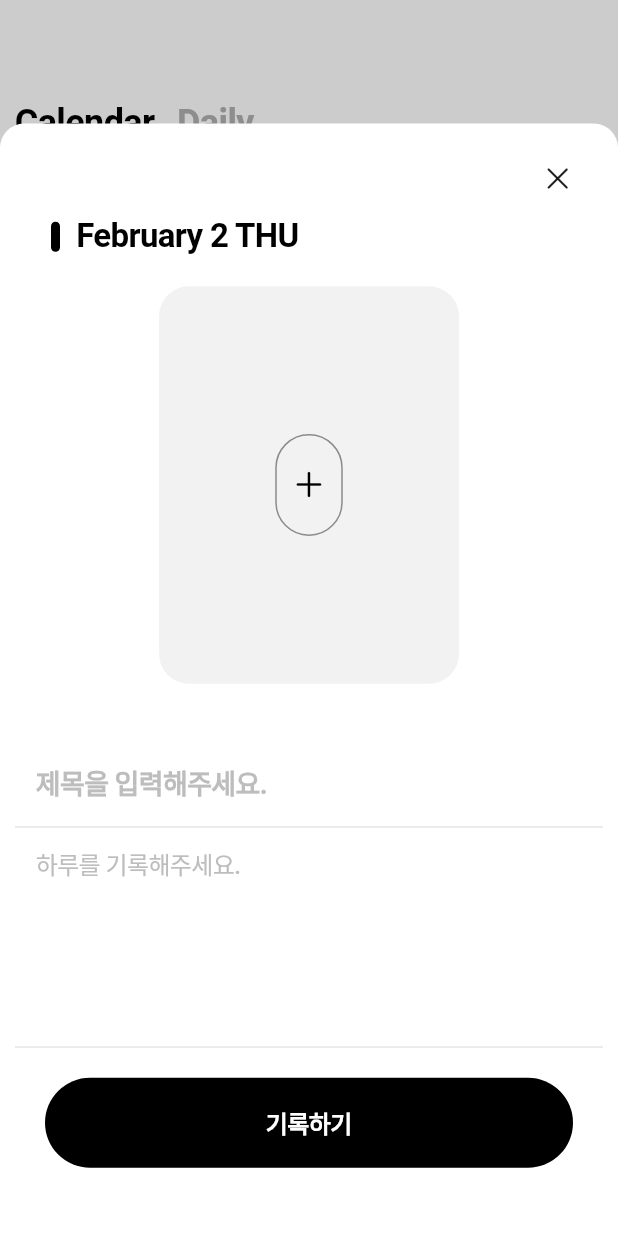
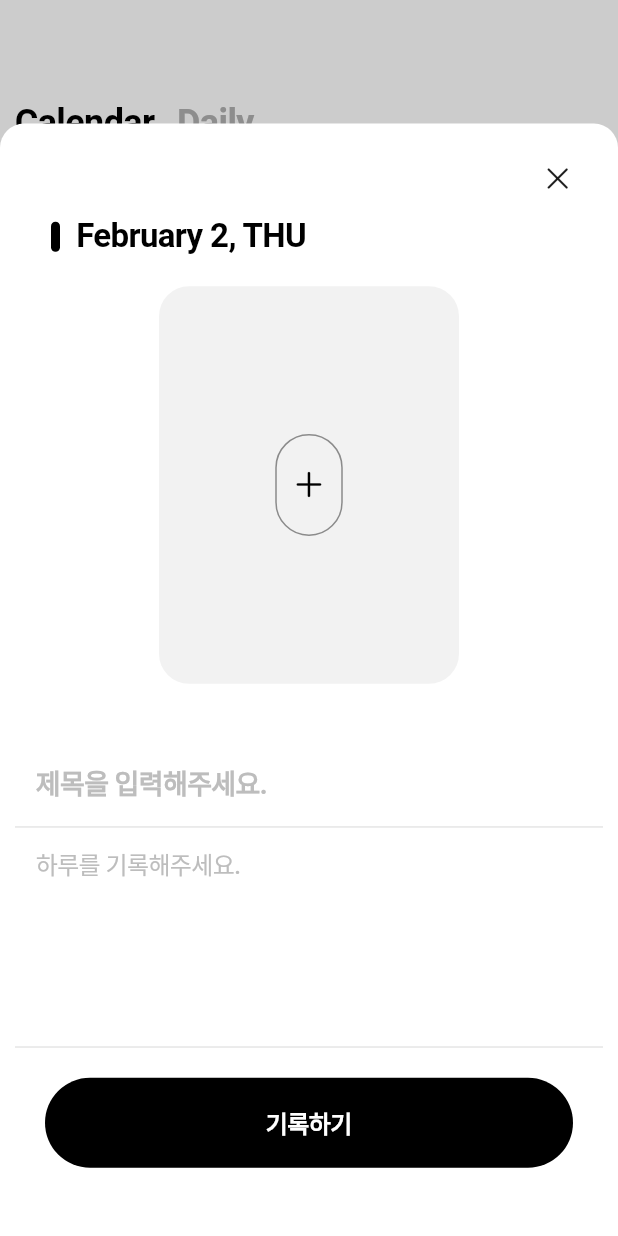
Before and after one commit to kosuha/laum, a Flutter app: the HomeWidget screen opened directly, after a tap on an icon or button, on a phone screen of 412 x 824 dp. Run offline on Flutter 3.47's test engine with Material 2 defaults, Android fonts, the light colour scheme and no system bars; our stand-ins replace image_picker; Roboto replaces fonts that are missing (Pretendard).

Commit message:
image pick

```diff
--- a/lib/Home/Calendar/WriteModal/WriteModalImageInputWidget.dart
+++ b/lib/Home/Calendar/WriteModal/WriteModalImageInputWidget.dart
@@ -1,28 +1,52 @@
 import 'package:flutter/cupertino.dart';
+import 'dart:io';
+import 'package:image_picker/image_picker.dart';
 
-class WriteModalImageInputWidget extends StatelessWidget {
-  const WriteModalImageInputWidget({Key? key, required this.titleText})
-      : super(key: key);
+class WriteModalImageInputWidget extends StatefulWidget {
+  const WriteModalImageInputWidget({super.key});
 
-  final String titleText;
+  @override
+  State<WriteModalImageInputWidget> createState() =>
+      _WriteModalImageInputWidgetState();
+}
+
+class _WriteModalImageInputWidgetState
+    extends State<WriteModalImageInputWidget> {
+  final ImagePicker _picker = ImagePicker();
+  late PickedFile? pickedFile;
+  late File? f;
+
+  @override
+  void initState() {
+    super.initState();
+    f = null;
+  }
 
   @override
   Widget build(BuildContext context) {
+    BoxDecoration boxImageDeco = BoxDecoration(
+      borderRadius: BorderRadius.circular(20),
+      color: Color(0xfff2f2f2),
+    );
+    if (f != null) {
+      print("hi");
+      boxImageDeco = BoxDecoration(
+        image: DecorationImage(image: FileImage(f!)),
+        borderRadius: BorderRadius.circular(20),
+      );
+    }
     return Container(
       alignment: Alignment.center,
       padding: EdgeInsets.only(bottom: 40),
       child: GestureDetector(
         onTap: () {
-          print("pic");
+          _pickImage();
         },
         child: Container(
           alignment: Alignment.center,
           width: 200,
           height: 265,
-          decoration: BoxDecoration(
-            borderRadius: BorderRadius.circular(20),
-            color: Color(0xfff2f2f2),
-          ),
+          decoration: boxImageDeco,
           child: Container(
               alignment: Alignment.center,
               width: 45,
@@ -39,4 +63,16 @@ class WriteModalImageInputWidget extends StatelessWidget {
       ),
     );
   }
+
+  Future<void> _pickImage() async {
+    // Navigator.pop(context);
+    XFile? imageFile = await _picker.pickImage(
+      source: ImageSource.gallery,
+    );
+    if (imageFile != null) {
+      setState(() {
+        f = File(imageFile.path);
+      });
+    }
+  }
 }
--- a/lib/Home/Calendar/WriteModal/WriteModalInputListWidget.dart
+++ b/lib/Home/Calendar/WriteModal/WriteModalInputListWidget.dart
@@ -37,9 +37,7 @@ class _WriteModalInputListWidgetState extends State<WriteModalInputListWidget> {
       return ListView(
         controller: _scrollController,
         children: [
-          WriteModalImageInputWidget(
-            titleText: '?',
-          ),
+          WriteModalImageInputWidget(),
           WriteModalTitleInputWidget(
             bottomState: bottomState,
             onTabEvent: onTabTitleInputEvent,
--- a/lib/Home/Calendar/WriteModal/WriteModalWidget.dart
+++ b/lib/Home/Calendar/WriteModal/WriteModalWidget.dart
@@ -29,7 +29,8 @@ class _WriteModalWidgetState extends State<WriteModalWidget> {
 
   @override
   Widget build(BuildContext context) {
-    String titleText = "${widget.monthString} ${widget.date} ${widget.weekday}";
+    String titleText =
+        "${widget.monthString} ${widget.date}, ${widget.weekday}";
 
     return StatefulBuilder(
         builder: (BuildContext context, StateSetter bottomState) {
```
